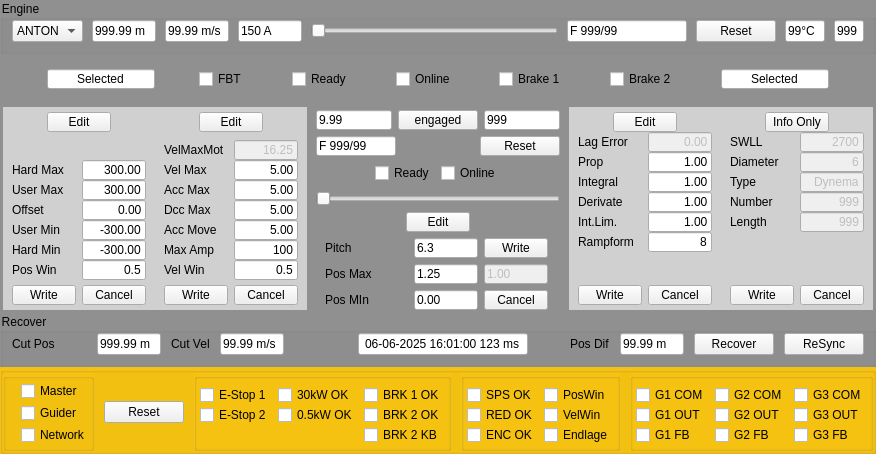
The window that Migrating/Achse.ui (martburg/Migrate-Steuerung3D) describes before a commit, drawn with Qt 5.
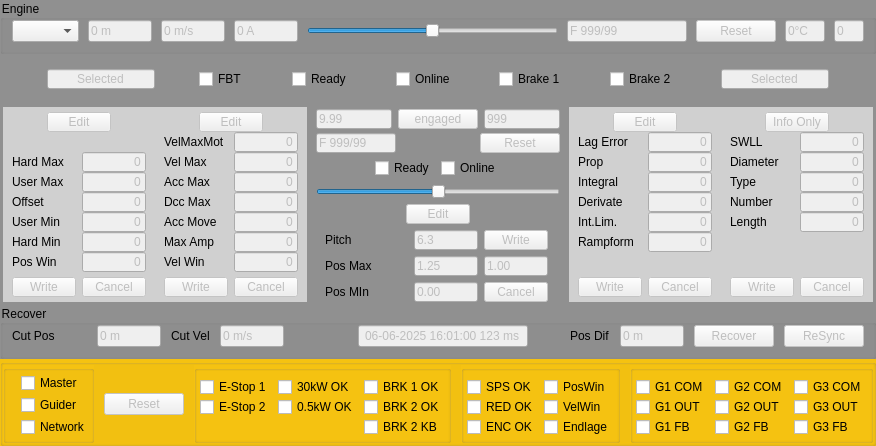
The same window after the commit.

```diff
--- a/Migrating/Achse.ui
+++ b/Migrating/Achse.ui
@@ -7,7 +7,7 @@
     <x>0</x>
     <y>0</y>
     <width>856</width>
-    <height>454</height>
+    <height>433</height>
    </rect>
   </property>
   <property name="windowTitle">
@@ -59,29 +59,34 @@
       <item>
        <widget class="QComboBox" name="cmbAxisName">
         <property name="currentText">
-         <string>ANTON</string>
+         <string/>
         </property>
         <property name="placeholderText">
          <string notr="true"/>
         </property>
         <item>
          <property name="text">
-          <string>ANTON</string>
+          <string/>
          </property>
         </item>
         <item>
          <property name="text">
-          <string>BURT</string>
+          <string>Anton</string>
          </property>
         </item>
         <item>
          <property name="text">
-          <string>CECIL</string>
+          <string>Burt</string>
          </property>
         </item>
         <item>
          <property name="text">
-          <string>DEBBY</string>
+          <string>Cecil</string>
+         </property>
+        </item>
+        <item>
+         <property name="text">
+          <string>Debby</string>
          </property>
         </item>
         <item>
@@ -93,6 +98,9 @@
       </item>
       <item>
        <widget class="QLineEdit" name="txtPosIst">
+        <property name="enabled">
+         <bool>false</bool>
+        </property>
         <property name="maximumSize">
          <size>
           <width>64</width>
@@ -100,12 +108,15 @@
          </size>
         </property>
         <property name="text">
-         <string>999.99 m</string>
+         <string>0 m</string>
         </property>
        </widget>
       </item>
       <item>
        <widget class="QLineEdit" name="txtSpeedIstUI">
+        <property name="enabled">
+         <bool>false</bool>
+        </property>
         <property name="maximumSize">
          <size>
           <width>64</width>
@@ -113,12 +124,15 @@
          </size>
         </property>
         <property name="text">
-         <string>99.99 m/s</string>
+         <string>0 m/s</string>
         </property>
        </widget>
       </item>
       <item>
        <widget class="QLineEdit" name="txtActCurUI">
+        <property name="enabled">
+         <bool>false</bool>
+        </property>
         <property name="maximumSize">
          <size>
           <width>64</width>
@@ -126,12 +140,18 @@
          </size>
         </property>
         <property name="text">
-         <string>150 A</string>
+         <string>0 A</string>
         </property>
        </widget>
       </item>
       <item>
        <widget class="QSlider" name="sldAxisVel">
+        <property name="minimum">
+         <number>-32767</number>
+        </property>
+        <property name="maximum">
+         <number>32767</number>
+        </property>
         <property name="orientation">
          <enum>Qt::Orientation::Horizontal</enum>
         </property>
@@ -139,6 +159,9 @@
       </item>
       <item>
        <widget class="QLineEdit" name="txtStatus">
+        <property name="enabled">
+         <bool>false</bool>
+        </property>
         <property name="maximumSize">
          <size>
           <width>120</width>
@@ -152,6 +175,9 @@
       </item>
       <item>
        <widget class="QPushButton" name="btnAxisReset">
+        <property name="enabled">
+         <bool>false</bool>
+        </property>
         <property name="text">
          <string>Reset</string>
         </property>
@@ -159,6 +185,9 @@
       </item>
       <item>
        <widget class="QLineEdit" name="txtCabTemperature">
+        <property name="enabled">
+         <bool>false</bool>
+        </property>
         <property name="maximumSize">
          <size>
           <width>40</width>
@@ -166,12 +195,15 @@
          </size>
         </property>
         <property name="text">
-         <string>99°C</string>
+         <string>0°C</string>
         </property>
        </widget>
       </item>
       <item>
        <widget class="QLineEdit" name="txtTimeTick">
+        <property name="enabled">
+         <bool>false</bool>
+        </property>
         <property name="maximumSize">
          <size>
           <width>30</width>
@@ -179,7 +211,7 @@
          </size>
         </property>
         <property name="text">
-         <string>999</string>
+         <string>0</string>
         </property>
        </widget>
       </item>
@@ -229,6 +261,9 @@
       </item>
       <item>
        <widget class="QLineEdit" name="txtSelected1">
+        <property name="enabled">
+         <bool>false</bool>
+        </property>
         <property name="maximumSize">
          <size>
           <width>16777215</width>
@@ -361,6 +396,9 @@
       </item>
       <item>
        <widget class="QLineEdit" name="txtSelected2">
+        <property name="enabled">
+         <bool>false</bool>
+        </property>
         <property name="maximumSize">
          <size>
           <width>16777215</width>
@@ -473,6 +511,9 @@
             </property>
             <item>
              <widget class="QPushButton" name="btnPosEdit">
+              <property name="enabled">
+               <bool>false</bool>
+              </property>
               <property name="minimumSize">
                <size>
                 <width>0</width>
@@ -591,6 +632,9 @@
             </item>
             <item>
              <widget class="QLineEdit" name="txtHardMax">
+              <property name="enabled">
+               <bool>false</bool>
+              </property>
               <property name="sizePolicy">
                <sizepolicy hsizetype="Expanding" vsizetype="Fixed">
                 <horstretch>0</horstretch>
@@ -610,7 +654,7 @@
                </size>
               </property>
               <property name="text">
-               <string>300.00</string>
+               <string>0</string>
               </property>
               <property name="alignment">
                <set>Qt::AlignmentFlag::AlignRight|Qt::AlignmentFlag::AlignTrailing|Qt::AlignmentFlag::AlignVCenter</set>
@@ -673,6 +717,9 @@
             </item>
             <item>
              <widget class="QLineEdit" name="txtUserMax">
+              <property name="enabled">
+               <bool>false</bool>
+              </property>
               <property name="minimumSize">
                <size>
                 <width>64</width>
@@ -686,7 +733,7 @@
                </size>
               </property>
               <property name="text">
-               <string>300.00</string>
+               <string>0</string>
               </property>
               <property name="alignment">
                <set>Qt::AlignmentFlag::AlignRight|Qt::AlignmentFlag::AlignTrailing|Qt::AlignmentFlag::AlignVCenter</set>
@@ -749,6 +796,9 @@
             </item>
             <item>
              <widget class="QLineEdit" name="txtPosOffset">
+              <property name="enabled">
+               <bool>false</bool>
+              </property>
               <property name="minimumSize">
                <size>
                 <width>64</width>
@@ -762,7 +812,7 @@
                </size>
               </property>
               <property name="text">
-               <string>0.00</string>
+               <string>0</string>
               </property>
               <property name="alignment">
                <set>Qt::AlignmentFlag::AlignRight|Qt::AlignmentFlag::AlignTrailing|Qt::AlignmentFlag::AlignVCenter</set>
@@ -825,6 +875,9 @@
             </item>
             <item>
              <widget class="QLineEdit" name="txtUserMin">
+              <property name="enabled">
+               <bool>false</bool>
+              </property>
               <property name="minimumSize">
                <size>
                 <width>64</width>
@@ -838,7 +891,7 @@
                </size>
               </property>
               <property name="text">
-               <string>-300.00</string>
+               <string>0</string>
               </property>
               <property name="alignment">
                <set>Qt::AlignmentFlag::AlignRight|Qt::AlignmentFlag::AlignTrailing|Qt::AlignmentFlag::AlignVCenter</set>
@@ -901,6 +954,9 @@
             </item>
             <item>
              <widget class="QLineEdit" name="txtHardMin">
+              <property name="enabled">
+               <bool>false</bool>
+              </property>
               <property name="minimumSize">
                <size>
                 <width>64</width>
@@ -914,7 +970,7 @@
                </size>
               </property>
               <property name="text">
-               <string>-300.00</string>
+               <string>0</string>
               </property>
               <property name="alignment">
                <set>Qt::AlignmentFlag::AlignRight|Qt::AlignmentFlag::AlignTrailing|Qt::AlignmentFlag::AlignVCenter</set>
@@ -977,6 +1033,9 @@
             </item>
             <item>
              <widget class="QLineEdit" name="txtPosWin">
+              <property name="enabled">
+               <bool>false</bool>
+              </property>
               <property name="minimumSize">
                <size>
                 <width>64</width>
@@ -990,7 +1049,7 @@
                </size>
               </property>
               <property name="text">
-               <string>0.5</string>
+               <string>0</string>
               </property>
               <property name="alignment">
                <set>Qt::AlignmentFlag::AlignRight|Qt::AlignmentFlag::AlignTrailing|Qt::AlignmentFlag::AlignVCenter</set>
@@ -1021,6 +1080,9 @@
             </property>
             <item>
              <widget class="QPushButton" name="btnPosWrite">
+              <property name="enabled">
+               <bool>false</bool>
+              </property>
               <property name="maximumSize">
                <size>
                 <width>64</width>
@@ -1047,6 +1109,9 @@
             </item>
             <item>
              <widget class="QPushButton" name="btnPosCancel">
+              <property name="enabled">
+               <bool>false</bool>
+              </property>
               <property name="maximumSize">
                <size>
                 <width>64</width>
@@ -1118,6 +1183,9 @@
             </property>
             <item>
              <widget class="QPushButton" name="btnVelEdit">
+              <property name="enabled">
+               <bool>false</bool>
+              </property>
               <property name="minimumSize">
                <size>
                 <width>0</width>
@@ -1233,7 +1301,7 @@
                </size>
               </property>
               <property name="text">
-               <string>16.25</string>
+               <string>0</string>
               </property>
               <property name="alignment">
                <set>Qt::AlignmentFlag::AlignRight|Qt::AlignmentFlag::AlignTrailing|Qt::AlignmentFlag::AlignVCenter</set>
@@ -1296,6 +1364,9 @@
             </item>
             <item>
              <widget class="QLineEdit" name="txtVelMax">
+              <property name="enabled">
+               <bool>false</bool>
+              </property>
               <property name="minimumSize">
                <size>
                 <width>64</width>
@@ -1309,7 +1380,7 @@
                </size>
               </property>
               <property name="text">
-               <string>5.00</string>
+               <string>0</string>
               </property>
               <property name="alignment">
                <set>Qt::AlignmentFlag::AlignRight|Qt::AlignmentFlag::AlignTrailing|Qt::AlignmentFlag::AlignVCenter</set>
@@ -1372,6 +1443,9 @@
             </item>
             <item>
              <widget class="QLineEdit" name="txtAccMax">
+              <property name="enabled">
+               <bool>false</bool>
+              </property>
               <property name="minimumSize">
                <size>
                 <width>64</width>
@@ -1385,7 +1459,7 @@
                </size>
               </property>
               <property name="text">
-               <string>5.00</string>
+               <string>0</string>
               </property>
               <property name="alignment">
                <set>Qt::AlignmentFlag::AlignRight|Qt::AlignmentFlag::AlignTrailing|Qt::AlignmentFlag::AlignVCenter</set>
@@ -1448,6 +1522,9 @@
             </item>
             <item>
              <widget class="QLineEdit" name="txtDccMax">
+              <property name="enabled">
+               <bool>false</bool>
+              </property>
               <property name="minimumSize">
                <size>
                 <width>64</width>
@@ -1461,7 +1538,7 @@
                </size>
               </property>
               <property name="text">
-               <string>5.00</string>
+               <string>0</string>
               </property>
               <property name="alignment">
                <set>Qt::AlignmentFlag::AlignRight|Qt::AlignmentFlag::AlignTrailing|Qt::AlignmentFlag::AlignVCenter</set>
@@ -1524,6 +1601,9 @@
             </item>
             <item>
              <widget class="QLineEdit" name="txtAccMove">
+              <property name="enabled">
+               <bool>false</bool>
+              </property>
               <property name="minimumSize">
                <size>
                 <width>64</width>
@@ -1537,7 +1617,7 @@
                </size>
               </property>
               <property name="text">
-               <string>5.00</string>
+               <string>0</string>
               </property>
               <property name="alignment">
                <set>Qt::AlignmentFlag::AlignRight|Qt::AlignmentFlag::AlignTrailing|Qt::AlignmentFlag::AlignVCenter</set>
@@ -1600,6 +1680,9 @@
             </item>
             <item>
              <widget class="QLineEdit" name="txtMaxAmp">
+              <property name="enabled">
+               <bool>false</bool>
+              </property>
               <property name="minimumSize">
                <size>
                 <width>64</width>
@@ -1613,7 +1696,7 @@
                </size>
               </property>
               <property name="text">
-               <string>100</string>
+               <string>0</string>
               </property>
               <property name="alignment">
                <set>Qt::AlignmentFlag::AlignRight|Qt::AlignmentFlag::AlignTrailing|Qt::AlignmentFlag::AlignVCenter</set>
@@ -1676,6 +1759,9 @@
             </item>
             <item>
              <widget class="QLineEdit" name="txtVelWin">
+              <property name="enabled">
+               <bool>false</bool>
+              </property>
               <property name="minimumSize">
                <size>
                 <width>64</width>
@@ -1689,7 +1775,7 @@
                </size>
               </property>
               <property name="text">
-               <string>0.5</string>
+               <string>0</string>
               </property>
               <property name="alignment">
                <set>Qt::AlignmentFlag::AlignRight|Qt::AlignmentFlag::AlignTrailing|Qt::AlignmentFlag::AlignVCenter</set>
@@ -1720,6 +1806,9 @@
             </property>
             <item>
              <widget class="QPushButton" name="btnVelWrite">
+              <property name="enabled">
+               <bool>false</bool>
+              </property>
               <property name="maximumSize">
                <size>
                 <width>64</width>
@@ -1746,6 +1835,9 @@
             </item>
             <item>
              <widget class="QPushButton" name="btnVelCancel">
+              <property name="enabled">
+               <bool>false</bool>
+              </property>
               <property name="maximumSize">
                <size>
                 <width>64</width>
@@ -1811,6 +1903,9 @@
             </property>
             <item>
              <widget class="QLineEdit" name="txtGuidePosIstUI">
+              <property name="enabled">
+               <bool>false</bool>
+              </property>
               <property name="maximumSize">
                <size>
                 <width>16777215</width>
@@ -1824,6 +1919,9 @@
             </item>
             <item>
              <widget class="QPushButton" name="btnGuideEngaged">
+              <property name="enabled">
+               <bool>false</bool>
+              </property>
               <property name="maximumSize">
                <size>
                 <width>16777215</width>
@@ -1837,6 +1935,9 @@
             </item>
             <item>
              <widget class="QLineEdit" name="txtGuideIstSpeedUI">
+              <property name="enabled">
+               <bool>false</bool>
+              </property>
               <property name="maximumSize">
                <size>
                 <width>16777215</width>
@@ -1878,6 +1979,9 @@
             </property>
             <item>
              <widget class="QLineEdit" name="txtGuideStatus">
+              <property name="enabled">
+               <bool>false</bool>
+              </property>
               <property name="maximumSize">
                <size>
                 <width>80</width>
@@ -1904,6 +2008,9 @@
             </item>
             <item>
              <widget class="QPushButton" name="btnGuideReset">
+              <property name="enabled">
+               <bool>false</bool>
+              </property>
               <property name="maximumSize">
                <size>
                 <width>16777215</width>
@@ -2031,6 +2138,12 @@
                 <height>20</height>
                </size>
               </property>
+              <property name="minimum">
+               <number>-32767</number>
+              </property>
+              <property name="maximum">
+               <number>32767</number>
+              </property>
               <property name="orientation">
                <enum>Qt::Orientation::Horizontal</enum>
               </property>
@@ -2101,6 +2214,9 @@
                </item>
                <item>
                 <widget class="QPushButton" name="btnGuideEdit">
+                 <property name="enabled">
+                  <bool>false</bool>
+                 </property>
                  <property name="maximumSize">
                   <size>
                    <width>64</width>
@@ -2171,6 +2287,9 @@
                </item>
                <item>
                 <widget class="QLineEdit" name="txtGuidePitch">
+                 <property name="enabled">
+                  <bool>false</bool>
+                 </property>
                  <property name="minimumSize">
                   <size>
                    <width>64</width>
@@ -2190,6 +2309,9 @@
                </item>
                <item>
                 <widget class="QPushButton" name="btnGuideWrite">
+                 <property name="enabled">
+                  <bool>false</bool>
+                 </property>
                  <property name="maximumSize">
                   <size>
                    <width>64</width>
@@ -2247,6 +2369,9 @@
                </item>
                <item>
                 <widget class="QLineEdit" name="txtGuidePosMax">
+                 <property name="enabled">
+                  <bool>false</bool>
+                 </property>
                  <property name="minimumSize">
                   <size>
                    <width>64</width>
@@ -2319,6 +2444,9 @@
                </item>
                <item>
                 <widget class="QLineEdit" name="txtGuidePosMin">
+                 <property name="enabled">
+                  <bool>false</bool>
+                 </property>
                  <property name="minimumSize">
                   <size>
                    <width>64</width>
@@ -2338,6 +2466,9 @@
                </item>
                <item>
                 <widget class="QPushButton" name="btnGuideCancel">
+                 <property name="enabled">
+                  <bool>false</bool>
+                 </property>
                  <property name="maximumSize">
                   <size>
                    <width>64</width>
@@ -2412,6 +2543,9 @@
             </property>
             <item>
              <widget class="QPushButton" name="btnFilterEdit">
+              <property name="enabled">
+               <bool>false</bool>
+              </property>
               <property name="minimumSize">
                <size>
                 <width>0</width>
@@ -2501,7 +2635,7 @@
                </size>
               </property>
               <property name="text">
-               <string>0.00</string>
+               <string>0</string>
               </property>
               <property name="alignment">
                <set>Qt::AlignmentFlag::AlignRight|Qt::AlignmentFlag::AlignTrailing|Qt::AlignmentFlag::AlignVCenter</set>
@@ -2564,6 +2698,9 @@
             </item>
             <item>
              <widget class="QLineEdit" name="txtFilterP">
+              <property name="enabled">
+               <bool>false</bool>
+              </property>
               <property name="minimumSize">
                <size>
                 <width>64</width>
@@ -2577,7 +2714,7 @@
                </size>
               </property>
               <property name="text">
-               <string>1.00</string>
+               <string>0</string>
               </property>
               <property name="alignment">
                <set>Qt::AlignmentFlag::AlignRight|Qt::AlignmentFlag::AlignTrailing|Qt::AlignmentFlag::AlignVCenter</set>
@@ -2640,6 +2777,9 @@
             </item>
             <item>
              <widget class="QLineEdit" name="txtFilterI">
+              <property name="enabled">
+               <bool>false</bool>
+              </property>
               <property name="minimumSize">
                <size>
                 <width>64</width>
@@ -2653,7 +2793,7 @@
                </size>
               </property>
               <property name="text">
-               <string>1.00</string>
+               <string>0</string>
               </property>
               <property name="alignment">
                <set>Qt::AlignmentFlag::AlignRight|Qt::AlignmentFlag::AlignTrailing|Qt::AlignmentFlag::AlignVCenter</set>
@@ -2716,6 +2856,9 @@
             </item>
             <item>
              <widget class="QLineEdit" name="txtFilterD">
+              <property name="enabled">
+               <bool>false</bool>
+              </property>
               <property name="minimumSize">
                <size>
                 <width>64</width>
@@ -2729,7 +2872,7 @@
                </size>
               </property>
               <property name="text">
-               <string>1.00</string>
+               <string>0</string>
               </property>
               <property name="alignment">
                <set>Qt::AlignmentFlag::AlignRight|Qt::AlignmentFlag::AlignTrailing|Qt::AlignmentFlag::AlignVCenter</set>
@@ -2792,6 +2935,9 @@
             </item>
             <item>
              <widget class="QLineEdit" name="txtFilterIL">
+              <property name="enabled">
+               <bool>false</bool>
+              </property>
               <property name="minimumSize">
                <size>
                 <width>64</width>
@@ -2805,7 +2951,7 @@
                </size>
               </property>
               <property name="text">
-               <string>1.00</string>
+               <string>0</string>
               </property>
               <property name="alignment">
                <set>Qt::AlignmentFlag::AlignRight|Qt::AlignmentFlag::AlignTrailing|Qt::AlignmentFlag::AlignVCenter</set>
@@ -2868,6 +3014,9 @@
             </item>
             <item>
              <widget class="QLineEdit" name="txtRampform">
+              <property name="enabled">
+               <bool>false</bool>
+              </property>
               <property name="minimumSize">
                <size>
                 <width>64</width>
@@ -2881,7 +3030,7 @@
                </size>
               </property>
               <property name="text">
-               <string>8</string>
+               <string>0</string>
               </property>
               <property name="alignment">
                <set>Qt::AlignmentFlag::AlignRight|Qt::AlignmentFlag::AlignTrailing|Qt::AlignmentFlag::AlignVCenter</set>
@@ -2951,6 +3100,9 @@
             </property>
             <item>
              <widget class="QPushButton" name="btnFilterWrite">
+              <property name="enabled">
+               <bool>false</bool>
+              </property>
               <property name="maximumSize">
                <size>
                 <width>64</width>
@@ -2977,6 +3129,9 @@
             </item>
             <item>
              <widget class="QPushButton" name="btnFilterCancel">
+              <property name="enabled">
+               <bool>false</bool>
+              </property>
               <property name="maximumSize">
                <size>
                 <width>64</width>
@@ -3051,6 +3206,9 @@
             </property>
             <item>
              <widget class="QPushButton" name="btnRopeEdit">
+              <property name="enabled">
+               <bool>false</bool>
+              </property>
               <property name="minimumSize">
                <size>
                 <width>0</width>
@@ -3143,7 +3301,7 @@
                </size>
               </property>
               <property name="text">
-               <string>2700</string>
+               <string>0</string>
               </property>
               <property name="alignment">
                <set>Qt::AlignmentFlag::AlignRight|Qt::AlignmentFlag::AlignTrailing|Qt::AlignmentFlag::AlignVCenter</set>
@@ -3222,7 +3380,7 @@
                </size>
               </property>
               <property name="text">
-               <string>6</string>
+               <string>0</string>
               </property>
               <property name="alignment">
                <set>Qt::AlignmentFlag::AlignRight|Qt::AlignmentFlag::AlignTrailing|Qt::AlignmentFlag::AlignVCenter</set>
@@ -3301,7 +3459,7 @@
                </size>
               </property>
               <property name="text">
-               <string>Dynema</string>
+               <string>0</string>
               </property>
               <property name="alignment">
                <set>Qt::AlignmentFlag::AlignRight|Qt::AlignmentFlag::AlignTrailing|Qt::AlignmentFlag::AlignVCenter</set>
@@ -3380,7 +3538,7 @@
                </size>
               </property>
               <property name="text">
-               <string>999</string>
+               <string>0</string>
               </property>
               <property name="alignment">
                <set>Qt::AlignmentFlag::AlignRight|Qt::AlignmentFlag::AlignTrailing|Qt::AlignmentFlag::AlignVCenter</set>
@@ -3459,7 +3617,7 @@
                </size>
               </property>
               <property name="text">
-               <string>999</string>
+               <string>0</string>
               </property>
               <property name="alignment">
                <set>Qt::AlignmentFlag::AlignRight|Qt::AlignmentFlag::AlignTrailing|Qt::AlignmentFlag::AlignVCenter</set>
@@ -3542,6 +3700,9 @@
             </property>
             <item>
              <widget class="QPushButton" name="btnRopeWrite">
+              <property name="enabled">
+               <bool>false</bool>
+              </property>
               <property name="minimumSize">
                <size>
                 <width>0</width>
@@ -3574,6 +3735,9 @@
             </item>
             <item>
              <widget class="QPushButton" name="btnRopeCancel">
+              <property name="enabled">
+               <bool>false</bool>
+              </property>
               <property name="minimumSize">
                <size>
                 <width>0</width>
@@ -3646,6 +3810,9 @@
       </item>
       <item>
        <widget class="QLineEdit" name="txtEStopCutPos">
+        <property name="enabled">
+         <bool>false</bool>
+        </property>
         <property name="sizePolicy">
          <sizepolicy hsizetype="Expanding" vsizetype="Fixed">
           <horstretch>0</horstretch>
@@ -3665,7 +3832,7 @@
          </size>
         </property>
         <property name="text">
-         <string>999.99 m</string>
+         <string>0 m</string>
         </property>
        </widget>
       </item>
@@ -3678,6 +3845,9 @@
       </item>
       <item>
        <widget class="QLineEdit" name="txtEStopCutVel">
+        <property name="enabled">
+         <bool>false</bool>
+        </property>
         <property name="minimumSize">
          <size>
           <width>64</width>
@@ -3691,7 +3861,7 @@
          </size>
         </property>
         <property name="text">
-         <string>99.99 m/s</string>
+         <string>0 m/s</string>
         </property>
        </widget>
       </item>
@@ -3723,6 +3893,9 @@
       </item>
       <item>
        <widget class="QLineEdit" name="txtEStopCutTime">
+        <property name="enabled">
+         <bool>false</bool>
+        </property>
         <property name="sizePolicy">
          <sizepolicy hsizetype="Expanding" vsizetype="Fixed">
           <horstretch>0</horstretch>
@@ -3765,6 +3938,9 @@
       </item>
       <item>
        <widget class="QLineEdit" name="txtEStopPosDiff">
+        <property name="enabled">
+         <bool>false</bool>
+        </property>
         <property name="minimumSize">
          <size>
           <width>64</width>
@@ -3778,12 +3954,15 @@
          </size>
         </property>
         <property name="text">
-         <string>99.99 m</string>
+         <string>0 m</string>
         </property>
        </widget>
       </item>
       <item>
        <widget class="QPushButton" name="btnRecover">
+        <property name="enabled">
+         <bool>false</bool>
+        </property>
         <property name="text">
          <string>Recover</string>
         </property>
@@ -3791,6 +3970,9 @@
       </item>
       <item>
        <widget class="QPushButton" name="btnResync">
+        <property name="enabled">
+         <bool>false</bool>
+        </property>
         <property name="text">
          <string>ReSync</string>
         </property>
@@ -3872,6 +4054,9 @@
       </item>
       <item>
        <widget class="QPushButton" name="btnEsReset">
+        <property name="enabled">
+         <bool>false</bool>
+        </property>
         <property name="text">
          <string>Reset</string>
         </property>
@@ -4126,7 +4311,7 @@
              <number>0</number>
             </property>
             <item>
-             <widget class="QCheckBox" name="cbSPS">
+             <widget class="QCheckBox" name="cbEsSPS">
               <property name="text">
                <string>SPS OK</string>
               </property>
@@ -4196,6 +4381,12 @@
               <property name="text">
                <string>Endlage</string>
               </property>
+              <property name="checkable">
+               <bool>true</bool>
+              </property>
+              <property name="checked">
+               <bool>false</bool>
+              </property>
              </widget>
             </item>
            </layout>
@@ -4359,9 +4550,18 @@
             </property>
             <item>
              <widget class="QCheckBox" name="cbEsG3COM">
+              <property name="enabled">
+               <bool>true</bool>
+              </property>
               <property name="text">
                <string>G3 COM</string>
               </property>
+              <property name="checkable">
+               <bool>true</bool>
+              </property>
+              <property name="checked">
+               <bool>false</bool>
+              </property>
              </widget>
             </item>
             <item>
```
